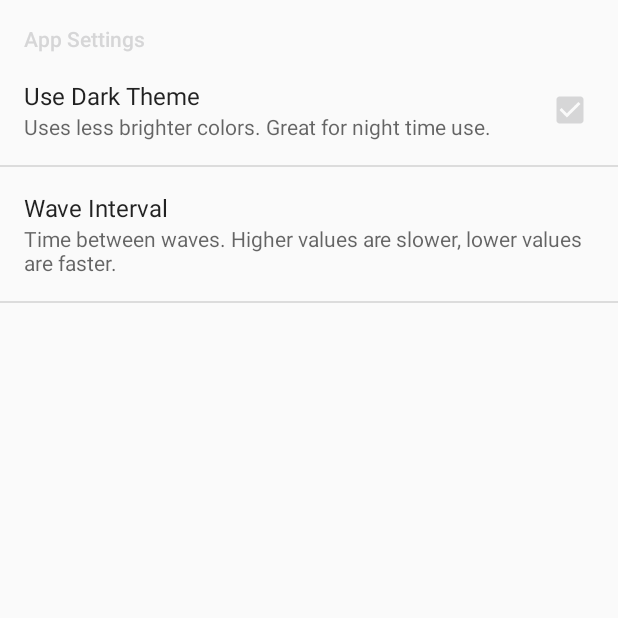
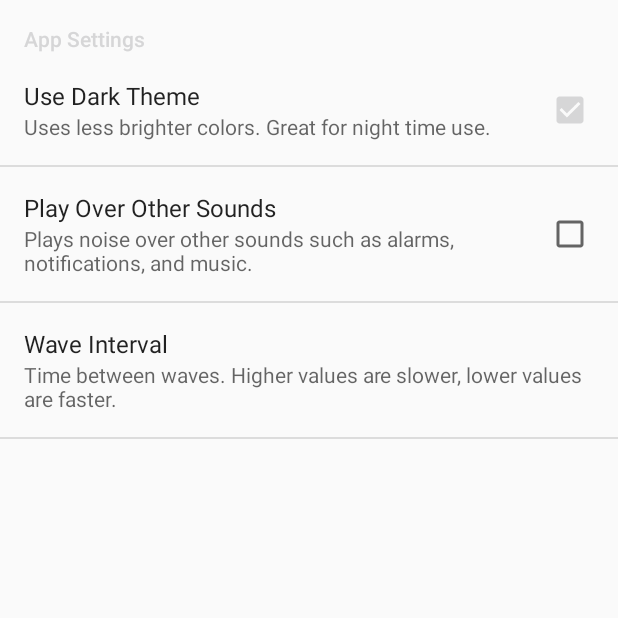
Before and after one commit to davidalbers/whitenoise-android, an Android app: the SettingsActivity screen opened directly, with no data from a screen before it, after a tap on "Use Dark Theme", on a phone screen of 412 x 824 dp, the top half of it. Run offline under Robolectric (Android 15) with nearby library versions, the phone set to English and light mode, and no system bars; our stand-ins replace ButterKnife; libraries missing offline, so code that uses them is left out: dalbers.com.timerpicker.

Commit message:
Added back ability to play over other audio using a setting

```diff
--- a/app/build.gradle
+++ b/app/build.gradle
@@ -9,8 +9,8 @@ android {
         applicationId "dalbers.com.noise"
         minSdkVersion 19
         targetSdkVersion 25
-        versionCode 8
-        versionName "1.7"
+        versionCode 11
+        versionName "1.10"
     }
     buildTypes {
         release {
--- a/app/src/main/java/dalbers/com/noise/MainActivity.java
+++ b/app/src/main/java/dalbers/com/noise/MainActivity.java
@@ -49,6 +49,7 @@ public class MainActivity extends AppCompatActivity {
     public static final String PREF_FADE_NEVER_ON = "first_fade";
     public static final String PREF_USE_DARK_MODE_KEY = "pref_use_dark_mode";
     public static final String PREF_OSCILLATE_INTERVAL_KEY = "pref_oscillate_interval";
+    public static final String PREF_PLAY_OVER = "pref_play_over";
     public static final String SAVE_STATE_TIMER_CREATED = "save_state_timer_active";
     public static final String SAVE_STATE_TIMER_TIME = "save_state_timer_time";
     public static final String PREF_LAST_USED_COLOR = "last_used_color";
--- a/app/src/main/res/values/strings.xml
+++ b/app/src/main/res/values/strings.xml
@@ -9,6 +9,7 @@
     <string name="timer_label">Timer</string>
     <string name="hms_initial_value">00h00m00s</string>
     <string name="dark_theme_toggle">Use Dark Theme</string>
+    <string name="play_over_toggle">Play Over Other Sounds</string>
     <string name="wave_interval_choice_title">Wave Interval</string>
     <string name="wave_interval_choice_dialog">Choose a wave interval:</string>
     <string-array name="wave_interval_choices">
@@ -31,6 +32,8 @@
     <string name="dark_theme_summary">Uses less brighter colors. Great for night time use.</string>
     <string name="oscillate_interval_summary">Time between waves.
         Higher values are slower, lower values are faster.</string>
+    <string name="play_over_summary">Plays noise over other sounds such as alarms, notifications,
+    and music.</string>
     <string name="audio_pause">Pause</string>
     <string name="audio_play">Play</string>
     <string name="fade_volume_toast">Fade Volume</string>
--- a/app/src/main/res/xml/preferences.xml
+++ b/app/src/main/res/xml/preferences.xml
@@ -8,6 +8,11 @@
             android:key="pref_use_dark_mode"
             android:summary="@string/dark_theme_summary"
             android:title="@string/dark_theme_toggle" />
+        <CheckBoxPreference
+            android:defaultValue="false"
+            android:key="pref_play_over"
+            android:summary="@string/play_over_summary"
+            android:title="@string/play_over_toggle" />
         <ListPreference
             android:defaultValue="@string/wave_interval_choice_default_value"
             android:dialogTitle="@string/wave_interval_choice_dialog"
```
Also changed, not shown: app/src/main/java/dalbers/com/noise/AudioPlayerService.java (+6 -1 lines).
